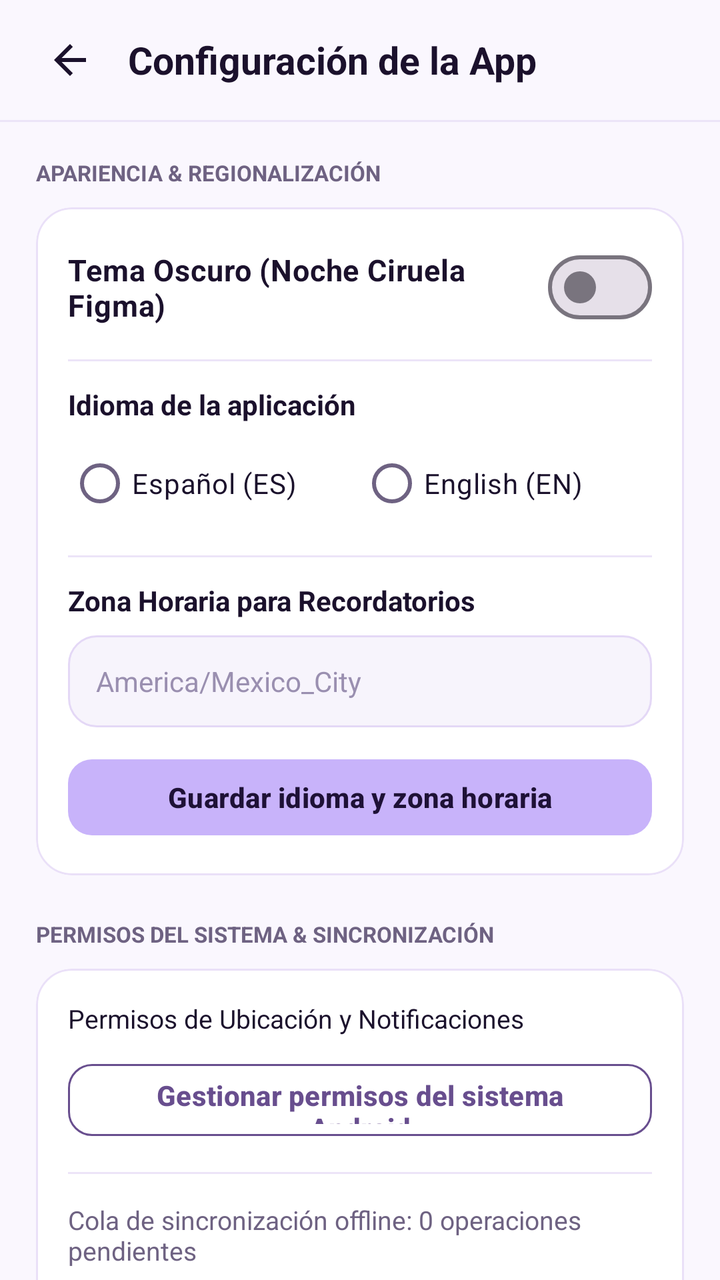
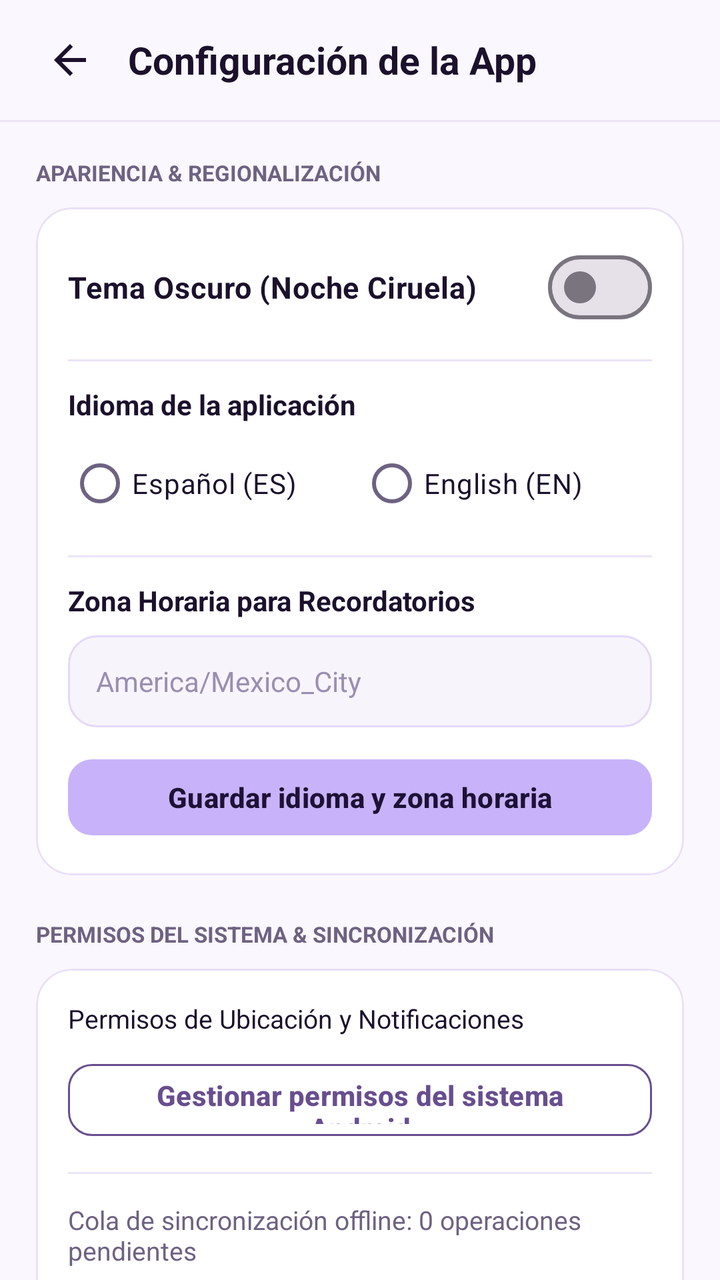

The first picture is an Android layout as it rendered before a commit; the second is the same layout after the commit. The layout source and the unified diff follow.
<!-- AndroidManifest.xml: application theme Theme.Yolka -->
<!-- res/layout/activity_app_settings.xml -->
<?xml version="1.0" encoding="utf-8"?>
<LinearLayout xmlns:android="http://schemas.android.com/apk/res/android"
    xmlns:app="http://schemas.android.com/apk/res-auto"
    android:layout_width="match_parent"
    android:layout_height="match_parent"
    android:background="@color/yolka_background"
    android:orientation="vertical">

    
    <LinearLayout
        android:layout_width="match_parent"
        android:layout_height="60dp"
        android:gravity="center_vertical"
        android:orientation="horizontal"
        android:paddingStart="16dp"
        android:paddingEnd="16dp">

        <ImageButton
            android:id="@+id/btnBack"
            android:layout_width="38dp"
            android:layout_height="38dp"
            android:background="?attr/selectableItemBackgroundBorderless"
            android:contentDescription="Volver"
            android:src="@drawable/ic_back" />

        <TextView
            android:layout_width="0dp"
            android:layout_height="wrap_content"
            android:layout_marginStart="10dp"
            android:layout_weight="1"
            android:text="Configuración de la App"
            android:textColor="@color/yolka_text_primary"
            android:textSize="19sp"
            android:textStyle="bold" />
    </LinearLayout>

    <View
        android:layout_width="match_parent"
        android:layout_height="1dp"
        android:background="@color/yolka_divider" />

    <androidx.core.widget.NestedScrollView
        android:layout_width="match_parent"
        android:layout_height="match_parent">

        <LinearLayout
            android:layout_width="match_parent"
            android:layout_height="wrap_content"
            android:orientation="vertical"
            android:padding="18dp">

            
            <TextView
                android:layout_width="wrap_content"
                android:layout_height="wrap_content"
                android:text="APARIENCIA &amp; REGIONALIZACIÓN"
                android:textColor="@color/yolka_text_secondary"
                android:textSize="11sp"
                android:textStyle="bold" />

            <com.google.android.material.card.MaterialCardView
                android:layout_width="match_parent"
                android:layout_height="wrap_content"
                android:layout_marginTop="10dp"
                app:cardBackgroundColor="@color/yolka_card_surface"
                app:cardCornerRadius="18dp"
                app:cardElevation="0dp"
                app:strokeColor="@color/yolka_stroke"
                app:strokeWidth="1dp">

                <LinearLayout
                    android:layout_width="match_parent"
                    android:layout_height="wrap_content"
                    android:orientation="vertical"
                    android:padding="16dp">

                    <com.google.android.material.materialswitch.MaterialSwitch
                        android:id="@+id/switchAppDarkMode"
                        android:layout_width="match_parent"
                        android:layout_height="wrap_content"
                        android:text="Tema Oscuro (Noche Ciruela Figma)"
                        android:textColor="@color/yolka_text_primary"
                        android:textSize="15sp"
                        android:textStyle="bold" />

                    <View
                        android:layout_width="match_parent"
                        android:layout_height="1dp"
                        android:layout_marginTop="12dp"
                        android:layout_marginBottom="12dp"
                        android:background="@color/yolka_divider" />

                    <TextView
                        android:layout_width="wrap_content"
                        android:layout_height="wrap_content"
                        android:text="Idioma de la aplicación"
                        android:textColor="@color/yolka_text_primary"
                        android:textSize="14sp"
                        android:textStyle="bold" />

                    <RadioGroup
                        android:id="@+id/rgLanguage"
                        android:layout_width="match_parent"
                        android:layout_height="wrap_content"
                        android:layout_marginTop="6dp"
                        android:orientation="horizontal">

                        <RadioButton
                            android:id="@+id/rbSpanish"
                            android:layout_width="0dp"
                            android:layout_height="wrap_content"
                            android:layout_weight="1"
                            android:text="Español (ES)"
                            android:textColor="@color/yolka_text_primary" />

                        <RadioButton
                            android:id="@+id/rbEnglish"
                            android:layout_width="0dp"
                            android:layout_height="wrap_content"
                            android:layout_weight="1"
                            android:text="English (EN)"
                            android:textColor="@color/yolka_text_primary" />
                    </RadioGroup>

                    <View
                        android:layout_width="match_parent"
                        android:layout_height="1dp"
                        android:layout_marginTop="12dp"
                        android:layout_marginBottom="12dp"
                        android:background="@color/yolka_divider" />

                    <TextView
                        android:layout_width="wrap_content"
                        android:layout_height="wrap_content"
                        android:text="Zona Horaria para Recordatorios"
                        android:textColor="@color/yolka_text_primary"
                        android:textSize="14sp"
                        android:textStyle="bold" />

                    <EditText
                        android:id="@+id/etTimeZone"
                        android:layout_width="match_parent"
                        android:layout_height="46dp"
                        android:layout_marginTop="8dp"
                        android:background="@drawable/bg_input_field"
                        android:hint="America/Mexico_City"
                        android:inputType="text"
                        android:paddingStart="14dp"
                        android:paddingEnd="14dp"
                        android:textColor="@color/yolka_text_primary"
                        android:textColorHint="@color/yolka_text_muted"
                        android:textSize="14sp" />

                    <com.google.android.material.button.MaterialButton
                        android:id="@+id/btnSaveRegionalSettings"
                        android:layout_width="match_parent"
                        android:layout_height="46dp"
                        android:layout_marginTop="12dp"
                        android:text="Guardar idioma y zona horaria"
                        android:textAllCaps="false"
                        android:textColor="@color/yolka_on_primary"
                        android:textStyle="bold"
                        app:backgroundTint="@color/yolka_primary"
                        app:cornerRadius="12dp" />

                </LinearLayout>
            </com.google.android.material.card.MaterialCardView>

            
            <TextView
                android:layout_width="wrap_content"
                android:layout_height="wrap_content"
                android:layout_marginTop="22dp"
                android:text="PERMISOS DEL SISTEMA &amp; SINCRONIZACIÓN"
                android:textColor="@color/yolka_text_secondary"
                android:textSize="11sp"
                android:textStyle="bold" />

            <com.google.android.material.card.MaterialCardView
                android:layout_width="match_parent"
                android:layout_height="wrap_content"
                android:layout_marginTop="10dp"
                app:cardBackgroundColor="@color/yolka_card_surface"
                app:cardCornerRadius="18dp"
                app:cardElevation="0dp"
                app:strokeColor="@color/yolka_stroke"
                app:strokeWidth="1dp">

                <LinearLayout
                    android:layout_width="match_parent"
                    android:layout_height="wrap_content"
                    android:orientation="vertical"
                    android:padding="16dp">

                    <TextView
                        android:id="@+id/tvPermissionsSummary"
                        android:layout_width="match_parent"
                        android:layout_height="wrap_content"
                        android:text="Permisos de Ubicación y Notificaciones"
                        android:textColor="@color/yolka_text_primary"
                        android:textSize="13sp" />

                    <com.google.android.material.button.MaterialButton
                        android:id="@+id/btnOpenSystemAppSettings"
                        style="@style/Widget.Material3.Button.OutlinedButton"
                        android:layout_width="match_parent"
                        android:layout_height="44dp"
                        android:layout_marginTop="10dp"
                        android:text="Gestionar permisos del sistema Android"
                        android:textAllCaps="false"
                        android:textColor="@color/yolka_primary_deep"
                        android:textStyle="bold"
                        app:cornerRadius="12dp"
                        app:strokeColor="@color/yolka_primary_deep" />

                    <View
                        android:layout_width="match_parent"
                        android:layout_height="1dp"
                        android:layout_marginTop="14dp"
                        android:layout_marginBottom="14dp"
                        android:background="@color/yolka_divider" />

                    <TextView
                        android:id="@+id/tvSyncQueueStatus"
                        android:layout_width="match_parent"
                        android:layout_height="wrap_content"
                        android:text="Cola de sincronización offline: 0 operaciones pendientes"
                        android:textColor="@color/yolka_text_secondary"
                        android:textSize="13sp" />

                    <com.google.android.material.button.MaterialButton
                        android:id="@+id/btnForceSyncNow"
                        style="@style/Widget.Material3.Button.TonalButton"
                        android:layout_width="match_parent"
                        android:layout_height="44dp"
                        android:layout_marginTop="10dp"
                        android:text="Sincronizar cola pendiente ahora"
                        android:textAllCaps="false"
                        android:textColor="@color/yolka_text_primary"
                        android:textStyle="bold"
                        app:backgroundTint="@color/yolka_surface_variant"
                        app:cornerRadius="12dp" />

                </LinearLayout>
            </com.google.android.material.card.MaterialCardView>

            
            <com.google.android.material.button.MaterialButton
                android:id="@+id/btnLogoutApp"
                android:layout_width="match_parent"
                android:layout_height="52dp"
                android:layout_marginTop="24dp"
                android:layout_marginBottom="20dp"
                android:text="Cerrar Sesión en este Dispositivo"
                android:textAllCaps="false"
                android:textColor="@color/white"
                android:textSize="15sp"
                android:textStyle="bold"
                app:backgroundTint="@color/yolka_danger"
                app:cornerRadius="14dp" />

        </LinearLayout>

    </androidx.core.widget.NestedScrollView>

</LinearLayout>
<!-- resources referenced by this layout -->
<resources>
  <color name="white">#FFFFFF</color>
  <color name="yolka_background">#FAF7FE</color>
  <color name="yolka_card_surface">#FFFFFF</color>
  <color name="yolka_danger">#C62828</color>
  <color name="yolka_divider">#ECE4F8</color>
  <color name="yolka_on_primary">#1E1136</color>
  <color name="yolka_primary">#C8B3FA</color>
  <color name="yolka_primary_deep">#684E8E</color>
  <color name="yolka_stroke">#EAE0F8</color>
  <color name="yolka_surface_variant">#F4EEFC</color>
  <color name="yolka_text_muted">#9A8FB0</color>
  <color name="yolka_text_primary">#1B112C</color>
  <color name="yolka_text_secondary">#6E6282</color>
  <!-- drawable bg_input_field (drawable) -->
  <?xml version="1.0" encoding="utf-8"?>
  <shape xmlns:android="http://schemas.android.com/apk/res/android"
      android:shape="rectangle">
      <solid android:color="@color/yolka_input_bg" />
      <corners android:radius="14dp" />
      <stroke
          android:width="1dp"
          android:color="@color/yolka_input_stroke" />
  </shape>
  <!-- drawable ic_back (drawable) -->
  <?xml version="1.0" encoding="utf-8"?>
  <vector xmlns:android="http://schemas.android.com/apk/res/android"
      android:width="24dp"
      android:height="24dp"
      android:viewportWidth="24"
      android:viewportHeight="24">
      <path
          android:fillColor="@color/yolka_text_primary"
          android:pathData="M20,11H7.83l5.59,-5.59L12,4l-8,8 8,8 1.41,-1.41L7.83,13H20v-2z" />
  </vector>
  <style name="Theme.Yolka" parent="Theme.Material3.DayNight.NoActionBar">
          <item name="colorPrimary">@color/yolka_primary_deep</item>
          <item name="colorOnPrimary">@color/yolka_on_primary_deep</item>
          <item name="colorPrimaryContainer">@color/yolka_primary</item>
          <item name="colorOnPrimaryContainer">@color/yolka_on_primary</item>
          <item name="colorSecondary">@color/yolka_secondary</item>
          <item name="android:windowBackground">@color/yolka_background</item>
          <item name="colorSurface">@color/yolka_surface</item>
          <item name="colorOnSurface">@color/yolka_text_primary</item>
          <item name="colorSurfaceVariant">@color/yolka_surface_variant</item>
          <item name="colorOnSurfaceVariant">@color/yolka_text_secondary</item>
          <item name="android:statusBarColor">@color/yolka_background</item>
          <item name="android:navigationBarColor">@color/yolka_bottom_nav_bg</item>
          <item name="android:windowLightStatusBar">true</item>
      </style>
  <color name="yolka_input_bg">#F7F4FC</color>
  <color name="yolka_input_stroke">#E4D8F6</color>
  <color name="yolka_on_primary_deep">#FFFFFF</color>
  <color name="yolka_secondary">#5A3E85</color>
  <color name="yolka_surface">#FFFFFF</color>
  <color name="yolka_bottom_nav_bg">#F6F1FC</color>
</resources>

<!-- the commit's change to res/layout/activity_app_settings.xml (unified diff, before → after) -->
@@ -78,7 +78,7 @@
                         android:id="@+id/switchAppDarkMode"
                         android:layout_width="match_parent"
                         android:layout_height="wrap_content"
-                        android:text="Tema Oscuro (Noche Ciruela Figma)"
+                        android:text="Tema Oscuro (Noche Ciruela)"
                         android:textColor="@color/yolka_text_primary"
                         android:textSize="15sp"
                         android:textStyle="bold" />
